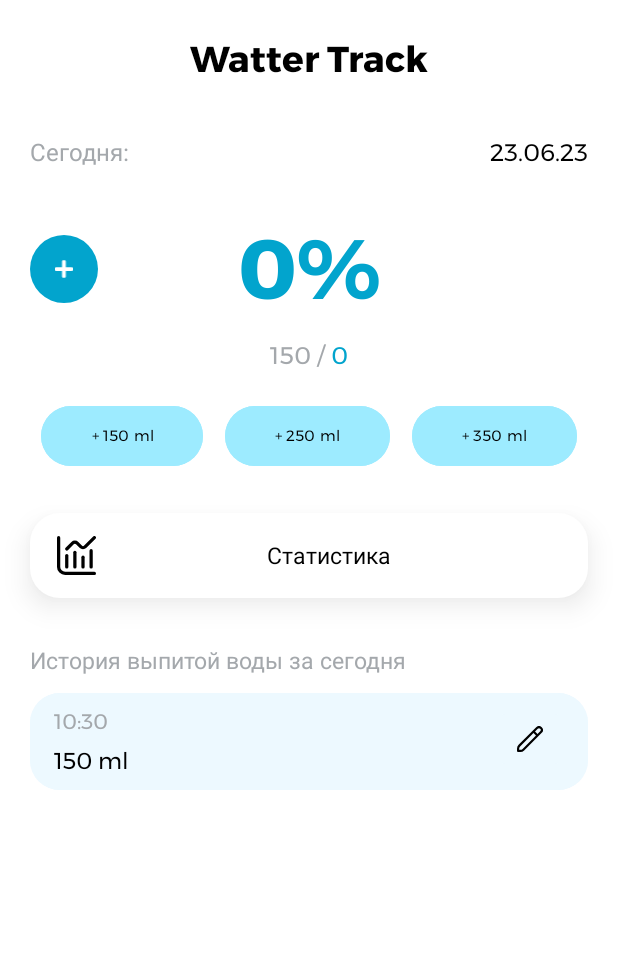
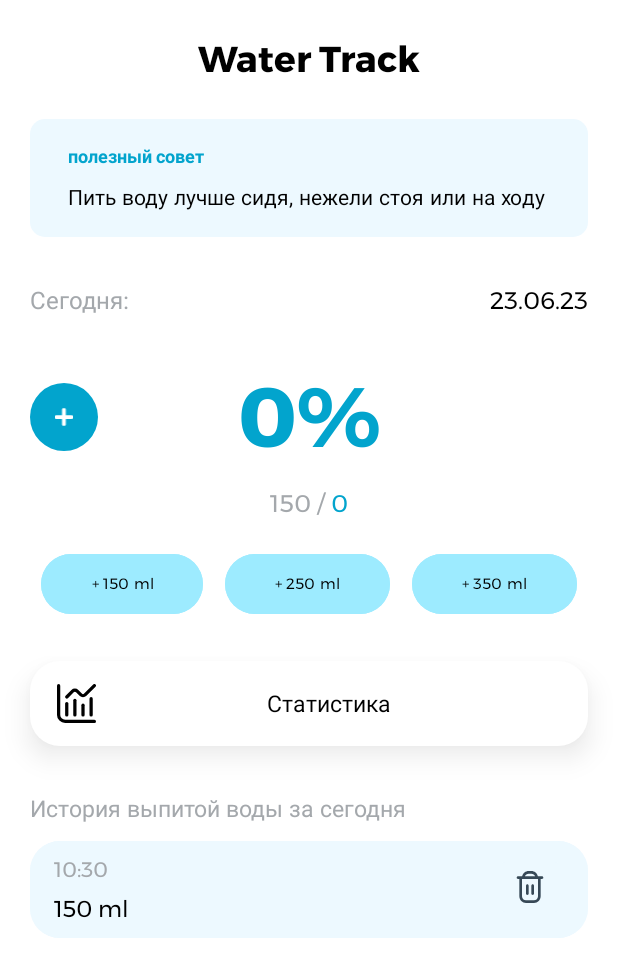
Before and after one commit to HutsonR/WatterCount, an Android app: the screen it shows after launch (MainActivity), after a tap on "+ 150 ml", on a phone screen of 412 x 824 dp. Shown: the top 977 px of the screen. Run offline under Robolectric (Android 15) with nearby library versions, the phone set to English and light mode, and no system bars; our stand-ins replace Room's generated code.

Commit message:
add hints

```diff
--- a/app/src/main/java/com/example/wattercount/MainActivity.kt
+++ b/app/src/main/java/com/example/wattercount/MainActivity.kt
@@ -13,6 +13,7 @@ import com.example.wattercount.db.AppDatabase
 import com.example.wattercount.dialogs.ConfirmFinalWaterCountFragment
 import com.example.wattercount.dialogs.VariableDialogFragment
 import com.example.wattercount.entities.HistoryItem
+import com.example.wattercount.state.hints
 import kotlinx.coroutines.Dispatchers
 import kotlinx.coroutines.GlobalScope
 import kotlinx.coroutines.launch
@@ -41,7 +42,7 @@ class MainActivity : AppCompatActivity(), DialogListener, FinalWaterListener {
         database = AppDatabase.getInstance(this)
 
         onceSetFinalWaterCount()
-
+        hintUpdate()
         setStatsListener()
 
         GlobalScope.launch {
@@ -64,6 +65,11 @@ class MainActivity : AppCompatActivity(), DialogListener, FinalWaterListener {
         setHistoryRecycler()
     }
 
+
+    private fun hintUpdate() {
+        val randomHint = hints.random()
+        binding.randomHint.text = randomHint.text
+    }
 
     private fun onceSetFinalWaterCount() {
         val setFinalCountWater = SharedPreferencesHelper.getFinalWaterCount(this)
--- /dev/null
+++ b/app/src/main/java/com/example/wattercount/models/Hint.kt
@@ -0,0 +1,5 @@
+package com.example.wattercount.models
+
+data class Hint (
+    val text: String
+)
--- /dev/null
+++ b/app/src/main/java/com/example/wattercount/state/HintData.kt
@@ -0,0 +1,21 @@
+package com.example.wattercount.state
+
+import com.example.wattercount.models.Hint
+
+val hints = mutableListOf (
+    Hint (
+        "Задержите воду во рту на некоторое время перед тем, как проглотить"
+    ),
+    Hint (
+        "Не пейте воду сразу после еды"
+    ),
+    Hint (
+        "Не пейте холодную воду сразу после горячих напитков"
+    ),
+    Hint (
+        "Не пейте ледяную воду"
+    ),
+    Hint (
+        "Пить воду лучше сидя, нежели стоя или на ходу"
+    )
+)
--- /dev/null
+++ b/app/src/main/res/drawable/hint_background.xml
@@ -0,0 +1,5 @@
+<?xml version="1.0" encoding="utf-8"?>
+<shape xmlns:android="http://schemas.android.com/apk/res/android">
+    <solid android:color="@color/buttonBackgroundInactive"/>
+    <corners android:radius="10dp" />
+</shape>
--- /dev/null
+++ b/app/src/main/res/drawable/ic_delete.xml
@@ -0,0 +1,19 @@
+<vector xmlns:android="http://schemas.android.com/apk/res/android"
+    android:width="24dp"
+    android:height="24dp"
+    android:viewportWidth="24"
+    android:viewportHeight="24">
+  <group>
+    <clip-path
+        android:pathData="M0,0h24v24h-24z"/>
+    <path
+        android:pathData="M21,4H17.9C17.668,2.871 17.054,1.857 16.161,1.129C15.269,0.4 14.152,0.001 13,0L11,0C9.848,0.001 8.731,0.4 7.839,1.129C6.946,1.857 6.332,2.871 6.1,4H3C2.735,4 2.48,4.105 2.293,4.293C2.105,4.48 2,4.735 2,5C2,5.265 2.105,5.52 2.293,5.707C2.48,5.895 2.735,6 3,6H4V19C4.002,20.326 4.529,21.596 5.466,22.534C6.404,23.471 7.674,23.998 9,24H15C16.326,23.998 17.596,23.471 18.534,22.534C19.471,21.596 19.998,20.326 20,19V6H21C21.265,6 21.52,5.895 21.707,5.707C21.895,5.52 22,5.265 22,5C22,4.735 21.895,4.48 21.707,4.293C21.52,4.105 21.265,4 21,4ZM11,2H13C13.62,2.001 14.225,2.193 14.732,2.551C15.238,2.91 15.621,3.415 15.829,4H8.171C8.379,3.415 8.762,2.91 9.268,2.551C9.775,2.193 10.38,2.001 11,2ZM18,19C18,19.796 17.684,20.559 17.121,21.121C16.559,21.684 15.796,22 15,22H9C8.204,22 7.441,21.684 6.879,21.121C6.316,20.559 6,19.796 6,19V6H18V19Z"
+        android:fillColor="@color/iconColor"/>
+    <path
+        android:pathData="M10,17.999C10.265,17.999 10.52,17.894 10.707,17.706C10.895,17.519 11,17.264 11,16.999V10.999C11,10.734 10.895,10.48 10.707,10.292C10.52,10.105 10.265,9.999 10,9.999C9.735,9.999 9.48,10.105 9.293,10.292C9.105,10.48 9,10.734 9,10.999V16.999C9,17.264 9.105,17.519 9.293,17.706C9.48,17.894 9.735,17.999 10,17.999Z"
+        android:fillColor="@color/iconColor"/>
+    <path
+        android:pathData="M14,17.999C14.265,17.999 14.52,17.894 14.707,17.706C14.895,17.519 15,17.264 15,16.999V10.999C15,10.734 14.895,10.48 14.707,10.292C14.52,10.105 14.265,9.999 14,9.999C13.735,9.999 13.48,10.105 13.293,10.292C13.105,10.48 13,10.734 13,10.999V16.999C13,17.264 13.105,17.519 13.293,17.706C13.48,17.894 13.735,17.999 14,17.999Z"
+        android:fillColor="@color/iconColor"/>
+  </group>
+</vector>
--- a/app/src/main/res/layout/activity_main.xml
+++ b/app/src/main/res/layout/activity_main.xml
@@ -27,13 +27,38 @@
                 android:fontFamily="@font/montserrat_bold"
                 android:text="@string/app_name"
                 android:textSize="24sp" />
+            <LinearLayout
+                android:layout_width="match_parent"
+                android:layout_height="wrap_content"
+                android:background="@drawable/hint_background"
+                android:layout_margin="20dp"
+                android:paddingVertical="15dp"
+                android:paddingHorizontal="25dp"
+                android:orientation="vertical">
+                <TextView
+                    android:layout_width="wrap_content"
+                    android:layout_height="wrap_content"
+                    android:text="@string/hint_title"
+                    android:textSize="12sp"
+                    android:fontFamily="@font/montserrat_bold"
+                    android:textColor="@color/primary"/>
+                <TextView
+                    android:id="@+id/randomHint"
+                    android:layout_width="match_parent"
+                    android:layout_height="wrap_content"
+                    android:textColor="@color/black"
+                    android:layout_marginTop="6dp"
+                    android:fontFamily="@font/montserrat"
+                    android:text="Подсказка"
+                    android:textSize="14sp" />
+            </LinearLayout>
 
             <LinearLayout
 
                 android:layout_width="match_parent"
                 android:layout_height="wrap_content"
                 android:layout_marginLeft="20dp"
-                android:layout_marginTop="30dp"
+                android:layout_marginTop="10dp"
                 android:layout_marginRight="20dp"
                 android:orientation="horizontal"
                 app:layout_constraintEnd_toEndOf="parent"
@@ -135,17 +160,6 @@
 
             </LinearLayout>
 
-            <!--    <ImageButton-->
-            <!--        android:layout_width="wrap_content"-->
-            <!--        android:layout_height="wrap_content"-->
-            <!--        android:padding="17dp"-->
-            <!--        android:layout_marginTop="20dp"-->
-            <!--        android:layout_gravity="center"-->
-            <!--        android:contentDescription="A tiny Android icon"-->
-            <!--        android:src="@drawable/ic_plus_solid"-->
-            <!--        android:background="@drawable/shape"-->
-            <!--        android:backgroundTint="@color/primary" />-->
-
             <LinearLayout
                 android:layout_width="match_parent"
                 android:layout_height="wrap_content"
@@ -229,6 +243,7 @@
                 android:layout_marginLeft="20dp"
                 android:layout_marginRight="20dp"
                 android:layout_marginTop="10dp"
+                android:layout_marginBottom="20dp"
                 android:layout_width="match_parent"
                 android:layout_height="wrap_content" />
         </LinearLayout>
--- a/app/src/main/res/layout/activity_statistics.xml
+++ b/app/src/main/res/layout/activity_statistics.xml
@@ -298,4 +298,29 @@
         android:layout_height="1dp"
         android:background="@color/divider" />
 
+    <LinearLayout
+        android:layout_width="match_parent"
+        android:layout_height="wrap_content"
+        android:background="@drawable/hint_background"
+        android:layout_margin="20dp"
+        android:paddingVertical="15dp"
+        android:paddingHorizontal="25dp"
+        android:orientation="vertical">
+        <TextView
+            android:layout_width="wrap_content"
+            android:layout_height="wrap_content"
+            android:text="@string/statistic_hint_title"
+            android:textSize="12sp"
+            android:fontFamily="@font/montserrat_bold"
+            android:textColor="@color/primary"/>
+        <TextView
+            android:id="@+id/randomHint"
+            android:layout_width="match_parent"
+            android:layout_height="wrap_content"
+            android:textColor="@color/black"
+            android:layout_marginTop="6dp"
+            android:fontFamily="@font/montserrat"
+            android:text="@string/statistic_hint"
+            android:textSize="14sp" />
+    </LinearLayout>
 </LinearLayout>
--- a/app/src/main/res/layout/history_item.xml
+++ b/app/src/main/res/layout/history_item.xml
@@ -57,9 +57,9 @@
             android:layout_height="45dp"
             android:backgroundTint="@color/buttonBackgroundInactive"
             android:contentDescription="Редактировать объем"
-            android:padding="14dp"
+            android:padding="12dp"
             android:scaleType="centerInside"
-            android:src="@drawable/ic_change"
+            android:src="@drawable/ic_delete"
             tools:ignore="TouchTargetSizeCheck" />
     </LinearLayout>
 </LinearLayout>
--- a/app/src/main/res/values-night/colors.xml
+++ b/app/src/main/res/values-night/colors.xml
@@ -6,6 +6,7 @@
     <color name="blackText">#FF000000</color>
     <color name="backgroundSplash">#05090E</color>
     <color name="dayInactive">#131A22</color>
+    <color name="iconColor">#FFFFFFFF</color>
     <color name="divider">#131A22</color>
     <color name="primary">#64ACFF</color>
     <color name="backgroundBlue">#3D546E</color>
--- a/app/src/main/res/values/colors.xml
+++ b/app/src/main/res/values/colors.xml
@@ -6,6 +6,7 @@
     <color name="backgroundMain">#FFFFFFFF</color>
     <color name="backgroundSplash">#FFFFFF</color>
     <color name="dayInactive">#EDF9FF</color>
+    <color name="iconColor">#374957</color>
     <color name="divider">#E5E7EA</color>
     <color name="primary">#02A4CD</color>
     <color name="backgroundBlue">#9DEBFF</color>
--- a/app/src/main/res/values/strings.xml
+++ b/app/src/main/res/values/strings.xml
@@ -1,5 +1,6 @@
 <resources>
-    <string name="app_name">Watter Track</string>
+    <string name="app_name">Water Track</string>
+    <string name="hint_title">полезный совет</string>
 
     <string name="stats_button">Статистика</string>
     <string name="history_text">История выпитой воды за сегодня</string>
@@ -12,6 +13,8 @@
     <string name="statistic_last_day">Последний день</string>
     <string name="statistic_report_weekly">Средненедельный</string>
     <string name="statistic_report_average_finish">Среднее завершение</string>
+    <string name="statistic_hint_title">мотивация</string>
+    <string name="statistic_hint">Ежедневное употребление воды поддерживает Вас энергичным и бодрым, а также очищает и увлажняет кожу.</string>
 
     <string name="add_fragment_title">Сколько воды Вы выпили?</string>
     <string name="custom_value">Свое значение:</string>
```
Also changed, not shown: app/src/main/java/com/example/wattercount/state/NewsData.kt (renamed from app/src/main/java/com/example/wattercount/state/Data.kt).
